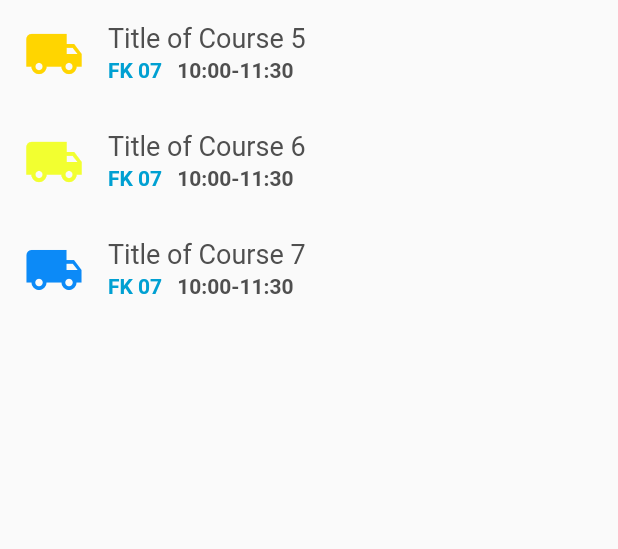
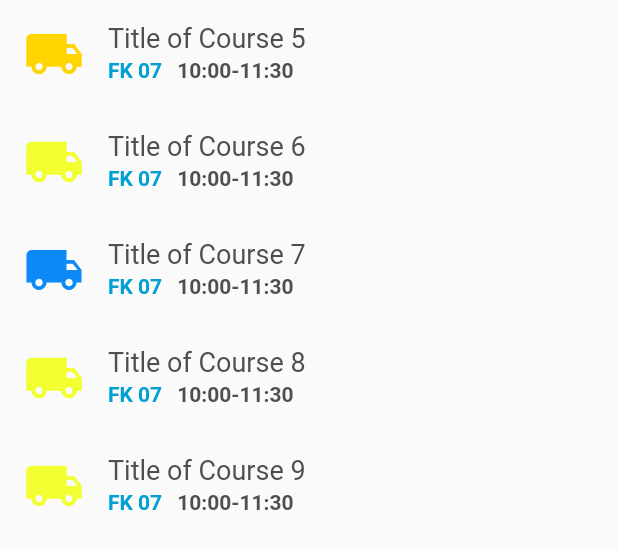
Before and after one commit to mobileappdevhm/dev-team-1-cie-app-in-flutter, a Flutter app: the TimeTable widget shown alone on an empty page, opened directly, on a phone screen of 412 x 824 dp. Shown: the top 549 px of the screen. Run offline on Flutter 3.47's test engine with Material 2 defaults, Android fonts, the phone set to English and light mode, and no system bars; accounts and stored records are empty.

Commit message:
try sort v1.01

```diff
--- a/lib/presenter/timetablePresenter.dart
+++ b/lib/presenter/timetablePresenter.dart
@@ -61,4 +61,5 @@ class TimeTablePresenter {
     });
     return newList;
   }
+
 }
--- a/lib/widgets/timeTable.dart
+++ b/lib/widgets/timeTable.dart
@@ -22,9 +22,10 @@ class TimeTableState extends State<TimeTable> {
   Widget build(BuildContext context) {
     try {
       return new ListView.builder(
-        itemBuilder: (BuildContext context,int index) => new TimeTableItem(timeTablePresenter,index),
-        //itemCount: timeTablePresenter.getCurrentCourses().length,
-        itemCount:  timeTablePresenter.getCoursesByDay(today).length,
+        //itemBuilder: (context, index){return new ListTile(title: new Text('${timeTablePresenter.getCoursesByDay(today)[index]}'),);},
+        itemBuilder: (BuildContext context, index) => new TimeTableItem(timeTablePresenter,index),
+        itemCount: timeTablePresenter.getCurrentCourses().length,
+        //itemCount:  timeTablePresenter.getCoursesByDay(today).length,
         //itemCount:  timeTablePresenter.getCoursesByDay().length,
       );
     } catch (e) {
--- a/lib/widgets/timeTableItem.dart
+++ b/lib/widgets/timeTableItem.dart
@@ -3,6 +3,7 @@ import 'package:cie_team1/utils/cieStyle.dart';
 import 'package:flutter/material.dart';
 
 class TimeTableItem extends StatefulWidget {
+
   final TimeTablePresenter timeTablePresenter;
   final int id;
 
```
